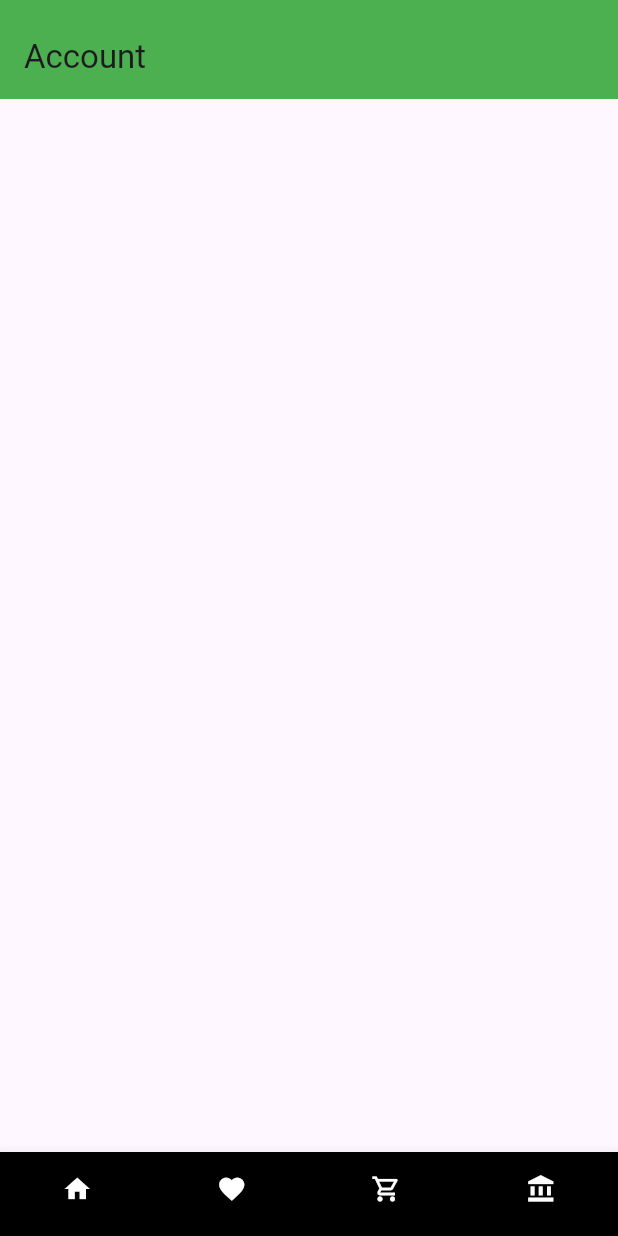
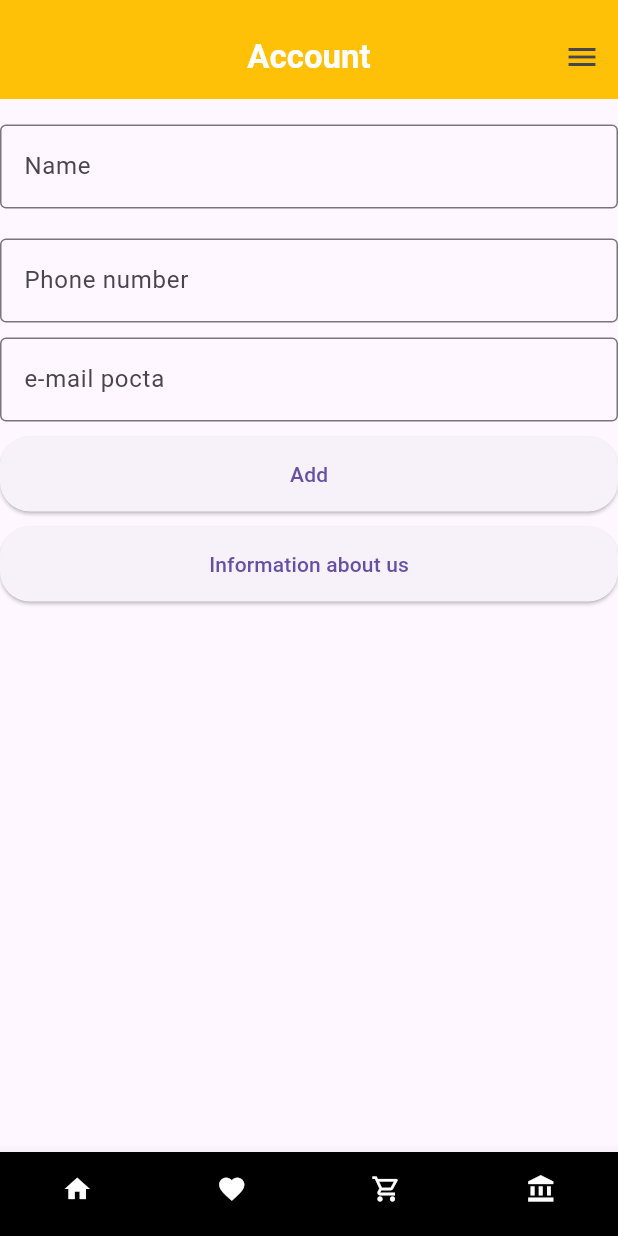
Before and after one commit to Muhammetb123/eshop, a Flutter app: the screen it shows after launch, item 4 of the bottom bar chosen, on a phone screen of 412 x 824 dp. Run offline on Flutter 3.47's test engine with Material 3 defaults, Android fonts, the phone set to English and light mode, and no system bars; network calls fail.

Commit message:
sahypalary yazdym

```diff
--- a/flutter/lib/main.dart
+++ b/flutter/lib/main.dart
@@ -11,10 +11,10 @@ class EShop extends StatelessWidget {
   @override
   Widget build(BuildContext context) {
     return MaterialApp(
-      // darkTheme: ThemeData.dark(),
+      debugShowCheckedModeBanner: false,
       home: HomePageContent(),
       theme: ThemeData(
-        appBarTheme: AppBarTheme(backgroundColor: Colors.green),
+        appBarTheme: AppBarTheme(backgroundColor: Colors.amber),
         bottomNavigationBarTheme: BottomNavigationBarThemeData(
           backgroundColor: Colors.white,
         ),
--- a/flutter/lib/view/accountPage.dart
+++ b/flutter/lib/view/accountPage.dart
@@ -1,12 +1,96 @@
+import 'package:e_commerce/view/information.dart';
+import 'package:e_commerce/view/userList.dart';
+import 'package:e_commerce/widgets/customTextField.dart';
 import 'package:flutter/material.dart';
 
 class AccountPage extends StatelessWidget {
-  const AccountPage({super.key});
+  final TextEditingController numberController = TextEditingController();
+  final TextEditingController nameController = TextEditingController();
+  final TextEditingController emailController = TextEditingController();
+
+  AccountPage({super.key});
 
   @override
   Widget build(BuildContext context) {
     return SafeArea(
-      child: Scaffold(appBar: AppBar(title: Text('Account'))),
+      child: Scaffold(
+        appBar: AppBar(
+          actions: [
+            IconButton(
+              onPressed: () {
+                Navigator.push(
+                  context,
+                  MaterialPageRoute(
+                    builder: (context) => Userlist(),
+                  ),
+                );
+              },
+              icon: Icon(Icons.menu),
+            )
+          ],
+          centerTitle: true,
+          title: Text(
+            'Account',
+            style: TextStyle(
+                fontWeight: FontWeight.bold, fontSize: 22, color: Colors.white),
+          ),
+        ),
+        body: Column(
+          //egerde maglumat bos bolsa su cykmaly egerde maglumat add edilen bolsa onda
+          children: [
+            SizedBox(
+              height: 17,
+            ),
+            CustomTextFild(
+              controller: nameController,
+              label: 'Name',
+            ),
+            SizedBox(
+              height: 20,
+            ),
+            CustomTextFild(
+              controller: numberController,
+              label: 'Phone number',
+            ),
+            SizedBox(
+              height: 10,
+            ),
+            CustomTextFild(
+              label: 'e-mail pocta',
+              controller: emailController,
+            ),
+            SizedBox(
+              height: 10,
+            ),
+            ElevatedButton(
+              style: ElevatedButton.styleFrom(
+                  minimumSize: Size(double.infinity, 50),
+                  shape: RoundedRectangleBorder(
+                      borderRadius: BorderRadiusGeometry.circular(20))),
+              onPressed: () {},
+              child: Text('Add'),
+            ),
+            SizedBox(
+              height: 10,
+            ),
+            ElevatedButton(
+              style: ElevatedButton.styleFrom(
+                  minimumSize: Size(double.infinity, 50),
+                  shape: RoundedRectangleBorder(
+                      borderRadius: BorderRadiusGeometry.circular(20))),
+              onPressed: () {
+                Navigator.push(
+                  context,
+                  MaterialPageRoute(
+                    builder: (context) => Information(),
+                  ),
+                );
+              },
+              child: Text('Information about us'),
+            )
+          ],
+        ),
+      ),
     );
   }
 }
--- a/flutter/lib/view/homePageContent.dart
+++ b/flutter/lib/view/homePageContent.dart
@@ -17,7 +17,7 @@ class _MainPageState extends State<HomePageContent> {
     HomePage(),
     const FavoritePage(),
     const Cartpage(),
-    const AccountPage(),
+     AccountPage(),
   ];
   int _selectedIndex = 0;
 
--- /dev/null
+++ b/flutter/lib/widgets/customTextField.dart
@@ -0,0 +1,21 @@
+// ignore_for_file: public_member_api_docs, sort_constructors_first
+
+import 'package:flutter/material.dart';
+
+// ignore: must_be_immutable
+class CustomTextFild extends StatelessWidget {
+  TextEditingController? controller;
+  String label;
+  void Function()? onTap;
+  CustomTextFild({Key? key, this.controller, required this.label, this.onTap})
+      : super(key: key);
+
+  @override
+  Widget build(BuildContext context) {
+    return TextFormField(
+      controller: controller,
+      decoration:
+          InputDecoration(border: OutlineInputBorder(), label: Text(label)),
+    );
+  }
+}
```
Also changed, not shown: flutter/lib/view/cartPage.dart (+62 -1 lines), flutter/lib/view/information.dart (added, +71 -0 lines), flutter/lib/view/userList.dart (added, +27 -0 lines), 2 other files.
